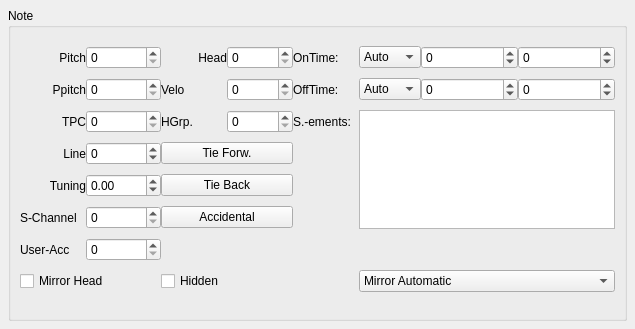
Old version of the form mscore/mscore/note.ui in the repository musescore/musescore-old.
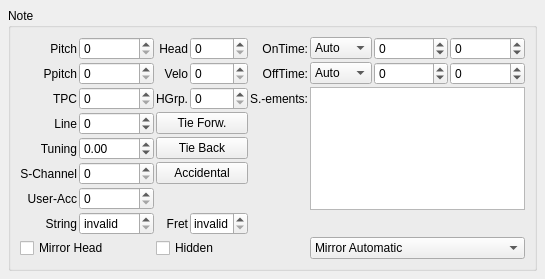
New version of the form.

Diff of the .ui file:
```diff
--- a/mscore/mscore/note.ui
+++ b/mscore/mscore/note.ui
@@ -6,8 +6,8 @@
    <rect>
     <x>0</x>
     <y>0</y>
-    <width>635</width>
-    <height>329</height>
+    <width>545</width>
+    <height>248</height>
    </rect>
   </property>
   <property name="windowTitle">
@@ -30,7 +30,7 @@
      </property>
      <layout class="QGridLayout">
       <property name="spacing">
-       <number>0</number>
+       <number>2</number>
       </property>
       <item row="0" column="0">
        <widget class="QLabel" name="label">
@@ -103,6 +103,9 @@
         <property name="text">
          <string notr="true" comment="do not translate">HGrp.</string>
         </property>
+        <property name="alignment">
+         <set>Qt::AlignRight|Qt::AlignTrailing|Qt::AlignVCenter</set>
+        </property>
        </widget>
       </item>
       <item row="2" column="3">
@@ -165,7 +168,7 @@
         </property>
        </widget>
       </item>
-      <item row="7" column="0" colspan="2">
+      <item row="8" column="0" colspan="2">
        <widget class="QCheckBox" name="mirror">
         <property name="text">
          <string notr="true" comment="do not translate">Mirror Head</string>
@@ -177,6 +180,9 @@
         <property name="text">
          <string notr="true" comment="do not translate">S-Channel</string>
         </property>
+        <property name="alignment">
+         <set>Qt::AlignRight|Qt::AlignTrailing|Qt::AlignVCenter</set>
+        </property>
        </widget>
       </item>
       <item row="5" column="1">
@@ -194,6 +200,9 @@
         <property name="text">
          <string notr="true" comment="do not translate">User-Acc</string>
         </property>
+        <property name="alignment">
+         <set>Qt::AlignRight|Qt::AlignTrailing|Qt::AlignVCenter</set>
+        </property>
        </widget>
       </item>
       <item row="6" column="1">
@@ -234,6 +243,9 @@
         <property name="text">
          <string notr="true">Velo</string>
         </property>
+        <property name="alignment">
+         <set>Qt::AlignRight|Qt::AlignTrailing|Qt::AlignVCenter</set>
+        </property>
        </widget>
       </item>
       <item row="1" column="3">
@@ -248,6 +260,9 @@
         <property name="text">
          <string>OnTime:</string>
         </property>
+        <property name="alignment">
+         <set>Qt::AlignRight|Qt::AlignTrailing|Qt::AlignVCenter</set>
+        </property>
        </widget>
       </item>
       <item row="0" column="5">
@@ -312,6 +327,9 @@
         <property name="text">
          <string>OffTime:</string>
         </property>
+        <property name="alignment">
+         <set>Qt::AlignRight|Qt::AlignTrailing|Qt::AlignVCenter</set>
+        </property>
        </widget>
       </item>
       <item row="1" column="5">
@@ -376,12 +394,15 @@
         <property name="text">
          <string notr="true" comment="do not translate">S.-ements:</string>
         </property>
+        <property name="alignment">
+         <set>Qt::AlignRight|Qt::AlignTrailing|Qt::AlignVCenter</set>
+        </property>
        </widget>
       </item>
-      <item row="2" column="5" rowspan="4" colspan="3">
+      <item row="2" column="5" rowspan="5" colspan="3">
        <widget class="QListWidget" name="fingering"/>
       </item>
-      <item row="7" column="5" colspan="3">
+      <item row="8" column="5" colspan="3">
        <widget class="QComboBox" name="userMirror">
         <item>
          <property name="text">
@@ -400,7 +421,7 @@
         </item>
        </widget>
       </item>
-      <item row="7" column="2" colspan="2">
+      <item row="8" column="2" colspan="2">
        <widget class="QCheckBox" name="hidden">
         <property name="text">
          <string notr="true" comment="do not translate">Hidden</string>
@@ -433,6 +454,52 @@
         </property>
        </widget>
       </item>
+      <item row="7" column="0">
+       <widget class="QLabel" name="label_14">
+        <property name="text">
+         <string notr="true">String</string>
+        </property>
+        <property name="alignment">
+         <set>Qt::AlignRight|Qt::AlignTrailing|Qt::AlignVCenter</set>
+        </property>
+       </widget>
+      </item>
+      <item row="7" column="1">
+       <widget class="QSpinBox" name="string">
+        <property name="specialValueText">
+         <string>invalid</string>
+        </property>
+        <property name="minimum">
+         <number>-1</number>
+        </property>
+        <property name="value">
+         <number>-1</number>
+        </property>
+       </widget>
+      </item>
+      <item row="7" column="2">
+       <widget class="QLabel" name="label_15">
+        <property name="text">
+         <string notr="true">Fret</string>
+        </property>
+        <property name="alignment">
+         <set>Qt::AlignRight|Qt::AlignTrailing|Qt::AlignVCenter</set>
+        </property>
+       </widget>
+      </item>
+      <item row="7" column="3">
+       <widget class="QSpinBox" name="fret">
+        <property name="specialValueText">
+         <string>invalid</string>
+        </property>
+        <property name="minimum">
+         <number>-1</number>
+        </property>
+        <property name="value">
+         <number>-1</number>
+        </property>
+       </widget>
+      </item>
      </layout>
     </widget>
    </item>
```
Left out of the diff: 2 changed lines with no effect on the pictures.
